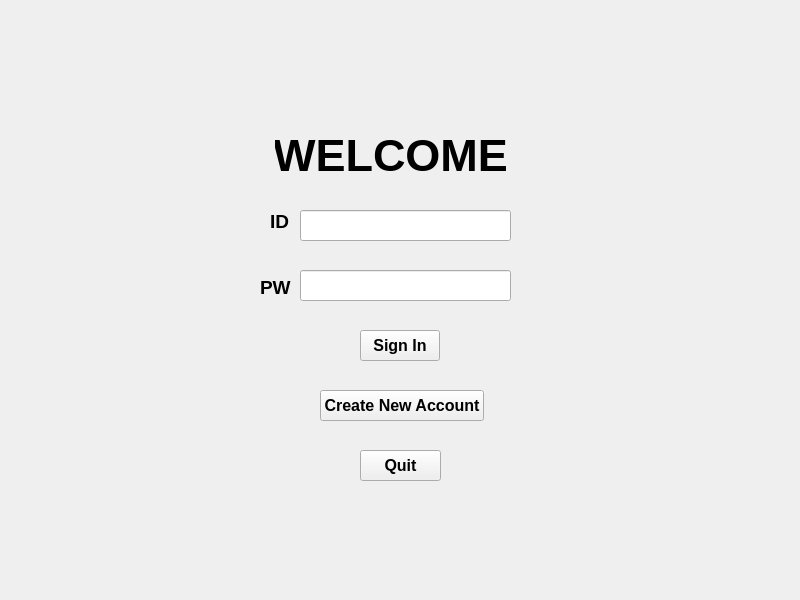
Above: ClientApp/loginwidget.ui from hyeonjeong1234/qt-chat-project before the change. Below: the same form after it.
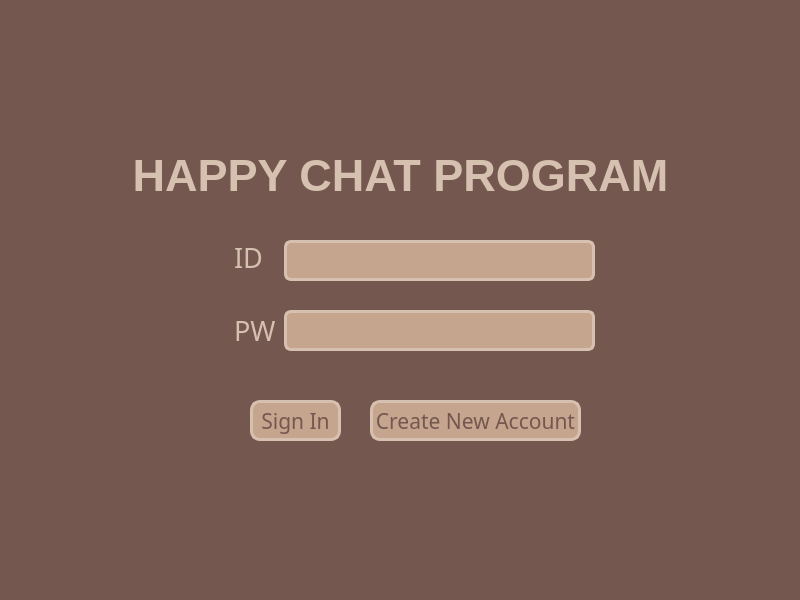
That is the form after the change.

```diff
--- a/ClientApp/loginwidget.ui
+++ b/ClientApp/loginwidget.ui
@@ -13,23 +13,32 @@
   <property name="windowTitle">
    <string>Form</string>
   </property>
+  <property name="styleSheet">
+   <string notr="true">background-color: rgb(116, 88, 80);</string>
+  </property>
   <widget class="QLabel" name="label_2">
    <property name="geometry">
     <rect>
-     <x>270</x>
-     <y>210</y>
-     <width>20</width>
-     <height>22</height>
+     <x>234</x>
+     <y>242</y>
+     <width>41</width>
+     <height>31</height>
     </rect>
    </property>
    <property name="font">
     <font>
-     <family>Ubuntu</family>
-     <pointsize>14</pointsize>
-     <weight>75</weight>
-     <bold>true</bold>
+     <family>BM JUA_TTF</family>
+     <pointsize>20</pointsize>
+     <weight>50</weight>
+     <italic>false</italic>
+     <bold>false</bold>
     </font>
    </property>
+   <property name="styleSheet">
+    <string notr="true">color: rgb(214, 192, 175);
+background-color:transparent;
+font: 20pt &quot;BM JUA_TTF&quot;;</string>
+   </property>
    <property name="text">
     <string>ID</string>
    </property>
@@ -37,20 +46,58 @@
   <widget class="QPushButton" name="pushButton">
    <property name="geometry">
     <rect>
-     <x>360</x>
-     <y>330</y>
-     <width>80</width>
-     <height>31</height>
+     <x>250</x>
+     <y>400</y>
+     <width>91</width>
+     <height>41</height>
     </rect>
    </property>
    <property name="font">
     <font>
-     <family>Ubuntu</family>
-     <pointsize>12</pointsize>
-     <weight>75</weight>
-     <bold>true</bold>
+     <family>BM JUA_TTF</family>
+     <pointsize>16</pointsize>
+     <weight>50</weight>
+     <italic>false</italic>
+     <bold>false</bold>
     </font>
    </property>
+   <property name="styleSheet">
+    <string notr="true">QPushButton{
+	font: 16pt &quot;BM JUA_TTF&quot;;
+	background-color: rgb(197, 165, 142);
+	border: none;
+	border-radius: 10px;
+	
+	color: rgb(116, 88, 80);
+	
+    border-left: 3px solid rgb(214, 192, 175);
+	border-right: 3px solid rgb(214, 192, 175);
+	border-bottom: 3px solid rgb(214, 192, 175);
+	border-top: 3px solid rgb(214, 192, 175);
+
+}
+
+QPushButton:hover{
+	background-color: rgb(197, 165, 142);
+	
+	color: rgb(214, 192, 175);
+	
+    border-left: 3px solid rgb(214, 192, 175);
+	border-right: 3px solid rgb(214, 192, 175);
+	border-bottom: 3px solid rgb(214, 192, 175);
+	border-top: 3px solid rgb(214, 192, 175);
+
+}
+QPushButton:pressed{
+	color: rgb(214, 192, 175);
+	background-color:  rgb(116, 88, 80);
+	border-top: 3px solid rgb(214, 192, 175);
+	border-left: 3px solid rgb(214, 192, 175);
+	border-right: 3px solid rgb(214, 192, 175);
+	border-bottom: 3px solid rgb(214, 192, 175);
+
+}</string>
+   </property>
    <property name="text">
     <string>Sign In</string>
    </property>
@@ -58,20 +105,26 @@
   <widget class="QLabel" name="label_3">
    <property name="geometry">
     <rect>
-     <x>260</x>
-     <y>277</y>
-     <width>41</width>
-     <height>21</height>
+     <x>234</x>
+     <y>310</y>
+     <width>51</width>
+     <height>41</height>
     </rect>
    </property>
    <property name="font">
     <font>
-     <family>Ubuntu</family>
-     <pointsize>14</pointsize>
-     <weight>75</weight>
-     <bold>true</bold>
+     <family>BM JUA_TTF</family>
+     <pointsize>20</pointsize>
+     <weight>50</weight>
+     <italic>false</italic>
+     <bold>false</bold>
     </font>
    </property>
+   <property name="styleSheet">
+    <string notr="true">color: rgb(214, 192, 175);
+background-color:transparent;
+font: 20pt &quot;BM JUA_TTF&quot;;</string>
+   </property>
    <property name="text">
     <string>PW</string>
    </property>
@@ -79,19 +132,31 @@
   <widget class="QLineEdit" name="IDEdit">
    <property name="geometry">
     <rect>
-     <x>300</x>
-     <y>210</y>
-     <width>211</width>
-     <height>31</height>
+     <x>284</x>
+     <y>240</y>
+     <width>311</width>
+     <height>41</height>
     </rect>
    </property>
    <property name="font">
     <font>
-     <family>Ubuntu</family>
-     <weight>75</weight>
-     <bold>true</bold>
+     <family>BM JUA_TTF</family>
+     <pointsize>20</pointsize>
+     <weight>50</weight>
+     <italic>false</italic>
+     <bold>false</bold>
     </font>
    </property>
+   <property name="styleSheet">
+    <string notr="true">color: rgb(116, 88, 80);
+border-style: solid;
+border-width: 3px;
+border-color:rgb(214, 192, 175);
+border-radius: 7;
+background-color: rgb(197, 165, 142);
+font: 20pt &quot;BM JUA_TTF&quot;;
+padding-left: 10px; padding-right: 10px;</string>
+   </property>
    <property name="text">
     <string/>
    </property>
@@ -99,19 +164,31 @@
   <widget class="QLineEdit" name="PWEdit">
    <property name="geometry">
     <rect>
-     <x>300</x>
-     <y>270</y>
-     <width>211</width>
-     <height>31</height>
+     <x>284</x>
+     <y>310</y>
+     <width>311</width>
+     <height>41</height>
     </rect>
    </property>
    <property name="font">
     <font>
-     <family>Ubuntu</family>
-     <weight>75</weight>
-     <bold>true</bold>
+     <family>BM JUA_TTF</family>
+     <pointsize>20</pointsize>
+     <weight>50</weight>
+     <italic>false</italic>
+     <bold>false</bold>
     </font>
    </property>
+   <property name="styleSheet">
+    <string notr="true">color: rgb(116, 88, 80);
+border-style: solid;
+border-width: 3px;
+border-color:rgb(214, 192, 175);
+border-radius: 7px;
+background-color: rgb(197, 165, 142);
+font: 20pt &quot;BM JUA_TTF&quot;;
+padding-left: 10px; padding-right: 10px;</string>
+   </property>
    <property name="echoMode">
     <enum>QLineEdit::Password</enum>
    </property>
@@ -119,9 +196,9 @@
   <widget class="QLabel" name="label">
    <property name="geometry">
     <rect>
-     <x>275</x>
-     <y>130</y>
-     <width>231</width>
+     <x>130</x>
+     <y>150</y>
+     <width>541</width>
      <height>51</height>
     </rect>
    </property>
@@ -133,8 +210,12 @@
      <bold>true</bold>
     </font>
    </property>
+   <property name="styleSheet">
+    <string notr="true">color: rgb(214, 192, 175);
+background-color:transparent;</string>
+   </property>
    <property name="text">
-    <string>WELCOME</string>
+    <string>HAPPY CHAT PROGRAM</string>
    </property>
    <property name="alignment">
     <set>Qt::AlignCenter</set>
@@ -143,45 +224,62 @@
   <widget class="QPushButton" name="pushButton_2">
    <property name="geometry">
     <rect>
-     <x>320</x>
-     <y>390</y>
-     <width>164</width>
-     <height>31</height>
+     <x>370</x>
+     <y>400</y>
+     <width>211</width>
+     <height>41</height>
     </rect>
    </property>
    <property name="font">
     <font>
-     <family>Ubuntu</family>
-     <pointsize>12</pointsize>
-     <weight>75</weight>
-     <bold>true</bold>
+     <family>BM JUA_TTF</family>
+     <pointsize>16</pointsize>
+     <weight>50</weight>
+     <italic>false</italic>
+     <bold>false</bold>
     </font>
    </property>
+   <property name="styleSheet">
+    <string notr="true">QPushButton{
+	font: 16pt &quot;BM JUA_TTF&quot;;
+	background-color: rgb(197, 165, 142);
+	border: none;
+	border-radius: 10px;
+	
+	color: rgb(116, 88, 80);
+	
+    border-left: 3px solid rgb(214, 192, 175);
+	border-right: 3px solid rgb(214, 192, 175);
+	border-bottom: 3px solid rgb(214, 192, 175);
+	border-top: 3px solid rgb(214, 192, 175);
+
+}
+
+QPushButton:hover{
+	background-color: rgb(197, 165, 142);
+	
+	color: rgb(214, 192, 175);
+	
+    border-left: 3px solid rgb(214, 192, 175);
+	border-right: 3px solid rgb(214, 192, 175);
+	border-bottom: 3px solid rgb(214, 192, 175);
+	border-top: 3px solid rgb(214, 192, 175);
+
+}
+QPushButton:pressed{
+	color: rgb(214, 192, 175);
+	background-color:  rgb(116, 88, 80);
+	border-top: 3px solid rgb(214, 192, 175);
+	border-left: 3px solid rgb(214, 192, 175);
+	border-right: 3px solid rgb(214, 192, 175);
+	border-bottom: 3px solid rgb(214, 192, 175);
+
+}</string>
+   </property>
    <property name="text">
     <string>Create New Account</string>
    </property>
   </widget>
-  <widget class="QPushButton" name="pushButton_3">
-   <property name="geometry">
-    <rect>
-     <x>360</x>
-     <y>450</y>
-     <width>81</width>
-     <height>31</height>
-    </rect>
-   </property>
-   <property name="font">
-    <font>
-     <family>Ubuntu</family>
-     <pointsize>12</pointsize>
-     <weight>75</weight>
-     <bold>true</bold>
-    </font>
-   </property>
-   <property name="text">
-    <string>Quit</string>
-   </property>
-  </widget>
  </widget>
  <resources/>
  <connections>
```
Left out of the diff: 25 changed lines with no effect on the pictures.
